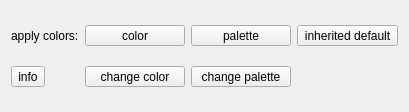
First picture: the form in smtk/extension/paraview/operators/smtkAssignColorsParameters.ui, repository Kitware/SMTK, before the edit.
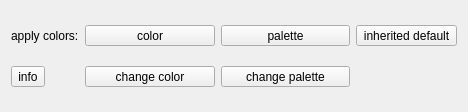
Second picture: the form after the edit.

Patch:
```diff
--- a/smtk/extension/paraview/operators/smtkAssignColorsParameters.ui
+++ b/smtk/extension/paraview/operators/smtkAssignColorsParameters.ui
@@ -6,7 +6,7 @@
    <rect>
     <x>0</x>
     <y>0</y>
-    <width>409</width>
+    <width>468</width>
     <height>112</height>
    </rect>
   </property>
```
Left out of the diff: 2 changed lines with no effect on the pictures.
